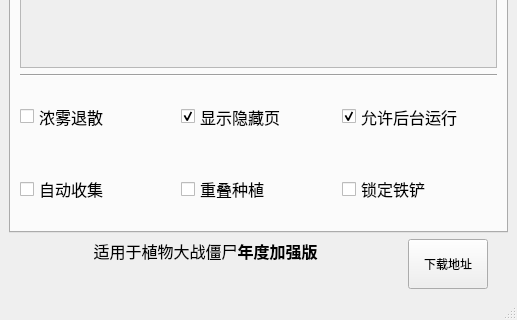
Above: src/pvztoolkit.ui from windshadow233/pvz-toolkit before the change; both pictures show x 0 to 517 and y 299 to 619 of the 517 by 619 pixel window. Below: the same form after it.
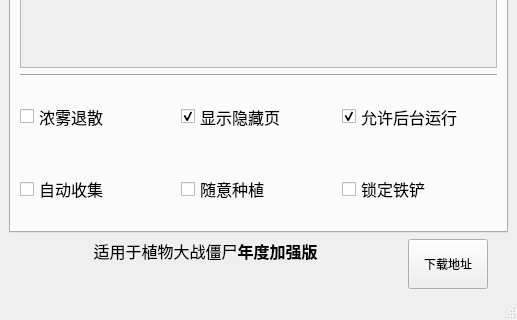
That is the form after the change. The open tabs and pages were chosen to show the change.

Diff of the .ui file:
```diff
--- a/src/pvztoolkit.ui
+++ b/src/pvztoolkit.ui
@@ -5392,7 +5392,7 @@
              </font>
             </property>
             <property name="text">
-             <string>重叠种植</string>
+             <string>随意种植</string>
             </property>
            </widget>
           </item>
```
Left out of the diff: 76 changed lines with no effect on the pictures.
